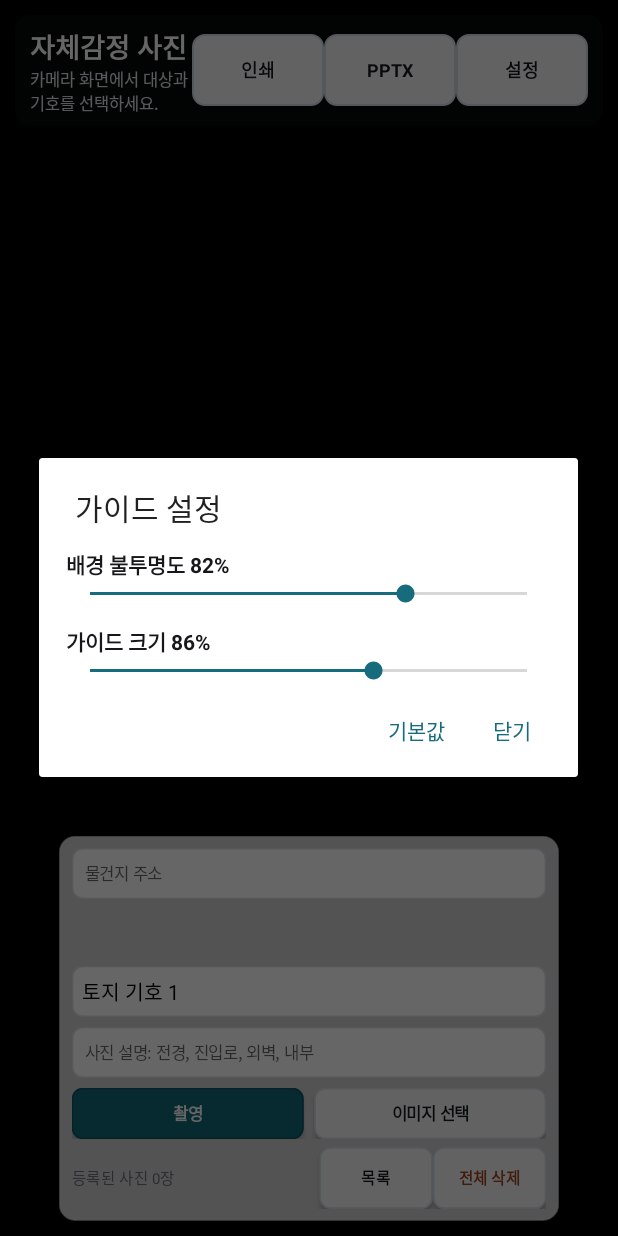
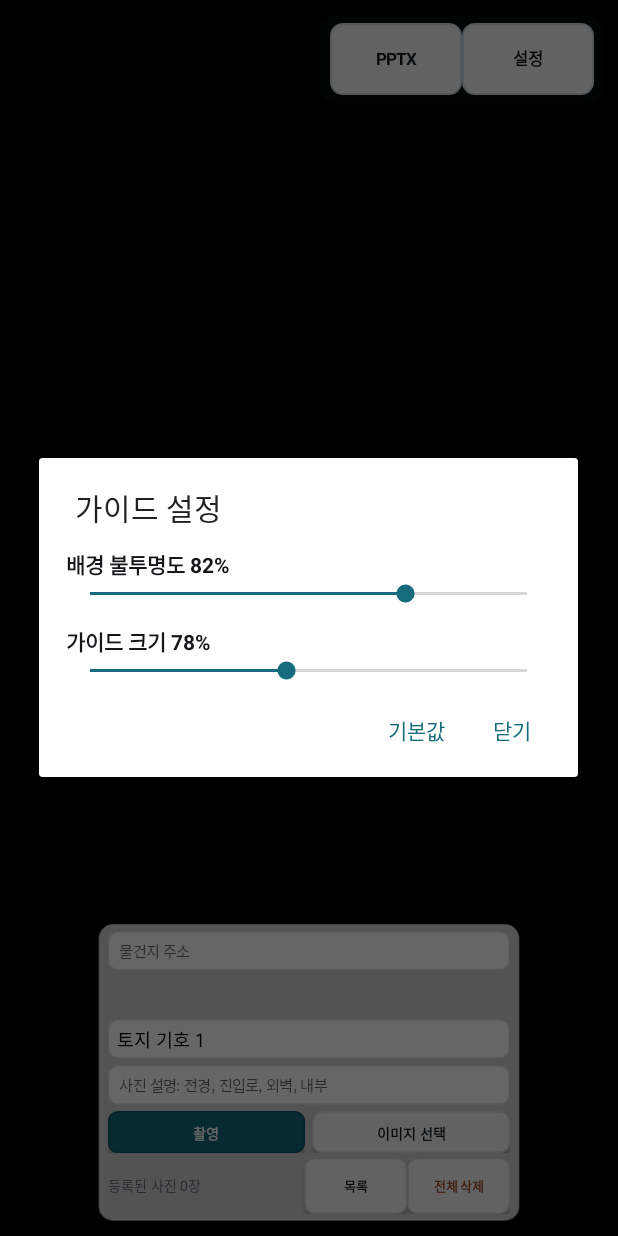
Before and after one commit to haho240414/appraisal-camera, an Android app: the screen it shows after launch (MainActivity), after a tap on "설정", on a phone screen of 412 x 824 dp. Run offline under Robolectric (Android 15) with nearby library versions, the phone set to English and light mode, and no system bars; libraries missing offline, so code that uses them is left out: androidx.camera.core, androidx.camera.lifecycle, androidx.camera.view; pictures from the network do not load; 5 statements that could not run were skipped.

Commit message:
Compact camera guide layout

```diff
--- a/android-app/app/src/main/java/com/codex/appraisalcamera/MainActivity.java
+++ b/android-app/app/src/main/java/com/codex/appraisalcamera/MainActivity.java
@@ -107,7 +107,7 @@ public class MainActivity extends ComponentActivity {
     private String currentCategory = CATEGORY_LAND;
     private String propertyAddress = "";
     private int guideAlphaPercent = 82;
-    private int guideScalePercent = 86;
+    private int guideScalePercent = 78;
     private WebView printWebView;
     private byte[] pendingPptxBytes;
 
@@ -146,30 +146,12 @@ public class MainActivity extends ComponentActivity {
 
         LinearLayout header = new LinearLayout(this);
         header.setOrientation(LinearLayout.HORIZONTAL);
-        header.setGravity(Gravity.CENTER_VERTICAL);
-        header.setPadding(dp(10), dp(7), dp(10), dp(7));
+        header.setGravity(Gravity.RIGHT | Gravity.CENTER_VERTICAL);
+        header.setPadding(dp(6), dp(5), dp(6), dp(5));
         header.setBackground(roundedDrawable(Color.argb(166, 9, 14, 18), Color.TRANSPARENT, 0, 10));
 
-        LinearLayout titleBox = new LinearLayout(this);
-        titleBox.setOrientation(LinearLayout.VERTICAL);
-        header.addView(titleBox, new LinearLayout.LayoutParams(0, ViewGroup.LayoutParams.WRAP_CONTENT, 1));
-
-        TextView title = new TextView(this);
-        title.setText("자체감정 사진");
-        title.setTextSize(18);
-        title.setTypeface(Typeface.DEFAULT_BOLD);
-        title.setTextColor(Color.WHITE);
-        titleBox.addView(title);
-
         statusText = new TextView(this);
-        statusText.setText("카메라 화면에서 대상과 기호를 선택하세요.");
-        statusText.setTextSize(11);
-        statusText.setTextColor(Color.rgb(220, 226, 230));
-        titleBox.addView(statusText);
-
-        Button printButton = smallButton("인쇄");
-        printButton.setOnClickListener(v -> printOutput());
-        header.addView(printButton);
+        statusText.setVisibility(View.GONE);
 
         Button pptxButton = smallButton("PPTX");
         pptxButton.setOnClickListener(v -> exportPptx());
@@ -178,14 +160,16 @@ public class MainActivity extends ComponentActivity {
         Button settingsButton = smallButton("설정");
         settingsButton.setOnClickListener(v -> showGuideSettingsDialog());
         header.addView(settingsButton);
-        overlay.addView(header);
+        LinearLayout.LayoutParams headerParams = new LinearLayout.LayoutParams(ViewGroup.LayoutParams.WRAP_CONTENT, ViewGroup.LayoutParams.WRAP_CONTENT);
+        headerParams.gravity = Gravity.RIGHT;
+        overlay.addView(header, headerParams);
 
         View spacer = new View(this);
         overlay.addView(spacer, new LinearLayout.LayoutParams(ViewGroup.LayoutParams.MATCH_PARENT, 0, 1));
 
         controlsPanel = new LinearLayout(this);
         controlsPanel.setOrientation(LinearLayout.VERTICAL);
-        controlsPanel.setPadding(dp(10), dp(9), dp(10), dp(9));
+        controlsPanel.setPadding(dp(8), dp(6), dp(8), dp(6));
 
         addressInput = new EditText(this);
         addressInput.setSingleLine(true);
@@ -209,12 +193,12 @@ public class MainActivity extends ComponentActivity {
             public void afterTextChanged(Editable s) {
             }
         });
-        controlsPanel.addView(addressInput, new LinearLayout.LayoutParams(ViewGroup.LayoutParams.MATCH_PARENT, dp(40)));
+        controlsPanel.addView(addressInput, new LinearLayout.LayoutParams(ViewGroup.LayoutParams.MATCH_PARENT, dp(34)));
 
         categoryGroup = new RadioGroup(this);
         categoryGroup.setOrientation(RadioGroup.HORIZONTAL);
         categoryGroup.setGravity(Gravity.CENTER);
-        categoryGroup.setPadding(0, dp(6), 0, 0);
+        categoryGroup.setPadding(0, dp(4), 0, 0);
         categoryGroup.addView(categoryRadio("토지", CATEGORY_LAND, true), equalRadioParams());
         categoryGroup.addView(categoryRadio("건물", CATEGORY_BUILDING, false), equalRadioParams());
         categoryGroup.addView(categoryRadio("제시외", CATEGORY_EXTRA, false), equalRadioParams());
@@ -230,17 +214,17 @@ public class MainActivity extends ComponentActivity {
 
         LinearLayout symbolRow = new LinearLayout(this);
         symbolRow.setOrientation(LinearLayout.HORIZONTAL);
-        symbolRow.setPadding(0, dp(7), 0, 0);
+        symbolRow.setPadding(0, dp(5), 0, 0);
 
         symbolSpinner = new Spinner(this);
         symbolSpinner.setBackground(roundedDrawable(Color.WHITE, Color.rgb(215, 222, 230), 1, 8));
-        symbolRow.addView(symbolSpinner, new LinearLayout.LayoutParams(0, dp(40), 1));
+        symbolRow.addView(symbolSpinner, new LinearLayout.LayoutParams(0, dp(34), 1));
 
         buildingSubSpinner = new Spinner(this);
         buildingSubSpinner.setAdapter(new ArrayAdapter<>(this, android.R.layout.simple_spinner_dropdown_item, BUILDING_SUB_SYMBOLS));
         buildingSubSpinner.setBackground(roundedDrawable(Color.WHITE, Color.rgb(215, 222, 230), 1, 8));
-        LinearLayout.LayoutParams subParams = new LinearLayout.LayoutParams(dp(92), dp(40));
-        subParams.leftMargin = dp(8);
+        LinearLayout.LayoutParams subParams = new LinearLayout.LayoutParams(dp(82), dp(34));
+        subParams.leftMargin = dp(6);
         symbolRow.addView(buildingSubSpinner, subParams);
         controlsPanel.addView(symbolRow);
 
@@ -250,29 +234,29 @@ public class MainActivity extends ComponentActivity {
         memoInput.setTextSize(13);
         memoInput.setPadding(dp(10), 0, dp(10), 0);
         memoInput.setBackground(roundedDrawable(Color.WHITE, Color.rgb(215, 222, 230), 1, 8));
-        LinearLayout.LayoutParams memoParams = new LinearLayout.LayoutParams(ViewGroup.LayoutParams.MATCH_PARENT, dp(40));
-        memoParams.topMargin = dp(7);
+        LinearLayout.LayoutParams memoParams = new LinearLayout.LayoutParams(ViewGroup.LayoutParams.MATCH_PARENT, dp(34));
+        memoParams.topMargin = dp(5);
         controlsPanel.addView(memoInput, memoParams);
 
         LinearLayout buttonRow = new LinearLayout(this);
         buttonRow.setOrientation(LinearLayout.HORIZONTAL);
-        buttonRow.setPadding(0, dp(7), 0, 0);
+        buttonRow.setPadding(0, dp(5), 0, 0);
 
         Button cameraButton = primaryButton("촬영");
         cameraButton.setOnClickListener(v -> capturePhoto());
-        buttonRow.addView(cameraButton, new LinearLayout.LayoutParams(0, dp(40), 1));
+        buttonRow.addView(cameraButton, new LinearLayout.LayoutParams(0, dp(36), 1));
 
         Button pickButton = secondaryButton("이미지 선택");
         pickButton.setOnClickListener(v -> pickImage());
-        LinearLayout.LayoutParams pickParams = new LinearLayout.LayoutParams(0, dp(40), 1);
-        pickParams.leftMargin = dp(8);
+        LinearLayout.LayoutParams pickParams = new LinearLayout.LayoutParams(0, dp(36), 1);
+        pickParams.leftMargin = dp(6);
         buttonRow.addView(pickButton, pickParams);
         controlsPanel.addView(buttonRow);
 
         LinearLayout outputRow = new LinearLayout(this);
         outputRow.setOrientation(LinearLayout.HORIZONTAL);
         outputRow.setGravity(Gravity.CENTER_VERTICAL);
-        outputRow.setPadding(0, dp(6), 0, 0);
+        outputRow.setPadding(0, dp(4), 0, 0);
 
         countText = new TextView(this);
         countText.setTextSize(12);
@@ -292,7 +276,7 @@ public class MainActivity extends ComponentActivity {
         listContainer = new LinearLayout(this);
         listContainer.setOrientation(LinearLayout.VERTICAL);
         listContainer.setPadding(dp(12), 0, dp(12), dp(20));
-        int guideWidth = Math.min(getResources().getDisplayMetrics().widthPixels - dp(24), dp(390));
+        int guideWidth = Math.min(getResources().getDisplayMetrics().widthPixels - dp(24), dp(360));
         LinearLayout.LayoutParams guideParams = new LinearLayout.LayoutParams(guideWidth, ViewGroup.LayoutParams.WRAP_CONTENT);
         guideParams.gravity = Gravity.CENTER_HORIZONTAL;
         overlay.addView(controlsPanel, guideParams);
@@ -306,7 +290,7 @@ public class MainActivity extends ComponentActivity {
         radio.setId(View.generateViewId());
         radio.setText(label);
         radio.setTag(category);
-        radio.setTextSize(13);
+        radio.setTextSize(12);
         radio.setTypeface(Typeface.DEFAULT_BOLD);
         radio.setGravity(Gravity.CENTER);
         radio.setChecked(checked);
@@ -316,7 +300,7 @@ public class MainActivity extends ComponentActivity {
     }
 
     private LinearLayout.LayoutParams equalRadioParams() {
-        return new LinearLayout.LayoutParams(0, dp(38), 1);
+        return new LinearLayout.LayoutParams(0, dp(32), 1);
     }
 
     private LinearLayout panel() {
@@ -331,7 +315,7 @@ public class MainActivity extends ComponentActivity {
         button.setText(text);
         button.setTextColor(Color.WHITE);
         button.setTypeface(Typeface.DEFAULT_BOLD);
-        button.setTextSize(13);
+        button.setTextSize(12);
         button.setAllCaps(false);
         button.setBackground(roundedDrawable(Color.rgb(17, 103, 121), Color.rgb(13, 85, 100), 1, 8));
         return button;
@@ -341,7 +325,7 @@ public class MainActivity extends ComponentActivity {
         Button button = new Button(this);
         button.setText(text);
         button.setTypeface(Typeface.DEFAULT_BOLD);
-        button.setTextSize(13);
+        button.setTextSize(12);
         button.setTextColor(Color.rgb(21, 23, 26));
         button.setAllCaps(false);
         button.setBackground(roundedDrawable(Color.rgb(245, 247, 249), Color.rgb(213, 220, 228), 1, 8));
@@ -350,9 +334,9 @@ public class MainActivity extends ComponentActivity {
 
     private Button smallButton(String text) {
         Button button = secondaryButton(text);
-        button.setTextSize(12);
-        button.setMinWidth(dp(58));
-        button.setMinHeight(dp(34));
+        button.setTextSize(11);
+        button.setMinWidth(dp(52));
+        button.setMinHeight(dp(30));
         return button;
     }
 
@@ -436,7 +420,7 @@ public class MainActivity extends ComponentActivity {
                 .setView(content)
                 .setNegativeButton("기본값", (dialog, which) -> {
                     guideAlphaPercent = 82;
-                    guideScalePercent = 86;
+                    guideScalePercent = 78;
                     saveGuideSettings();
                     applyGuideAppearance();
                 })
@@ -1126,7 +1110,7 @@ public class MainActivity extends ComponentActivity {
     private void loadGuideSettings() {
         SharedPreferences prefs = getSharedPreferences(PREFS, MODE_PRIVATE);
         guideAlphaPercent = clamp(prefs.getInt(PREF_GUIDE_ALPHA, 82), 35, 100);
-        guideScalePercent = clamp(prefs.getInt(PREF_GUIDE_SCALE, 86), 60, 100);
+        guideScalePercent = clamp(prefs.getInt(PREF_GUIDE_SCALE, 78), 60, 100);
     }
 
     private void saveGuideSettings() {
```
Also changed, not shown: 1 other file.
